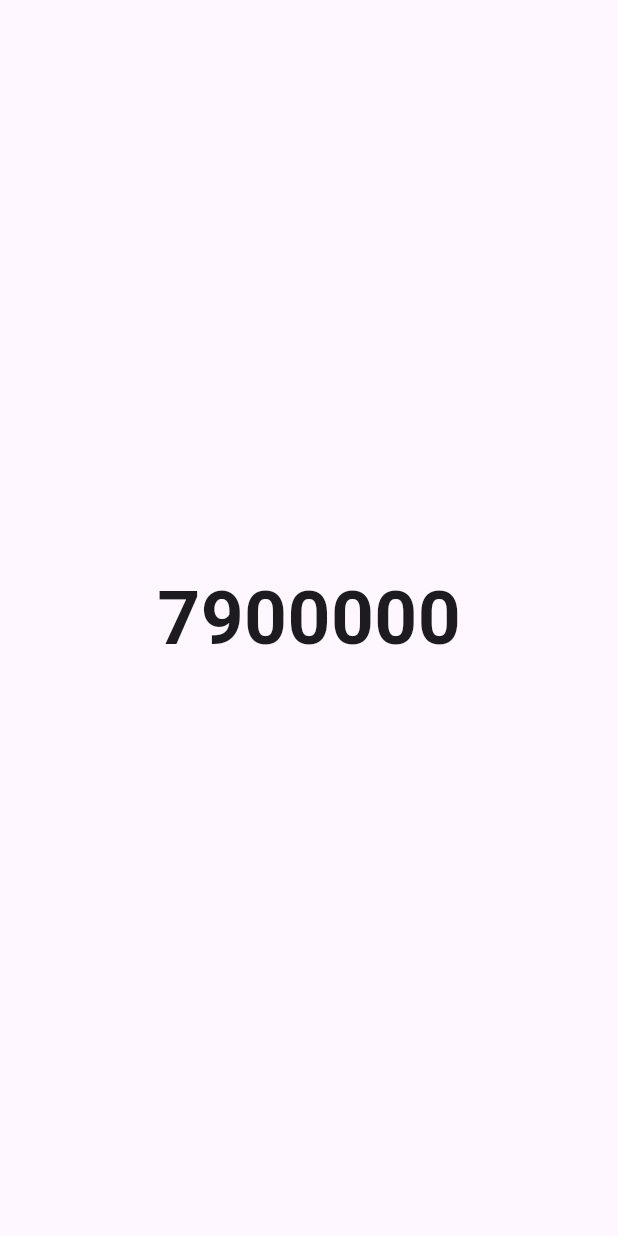
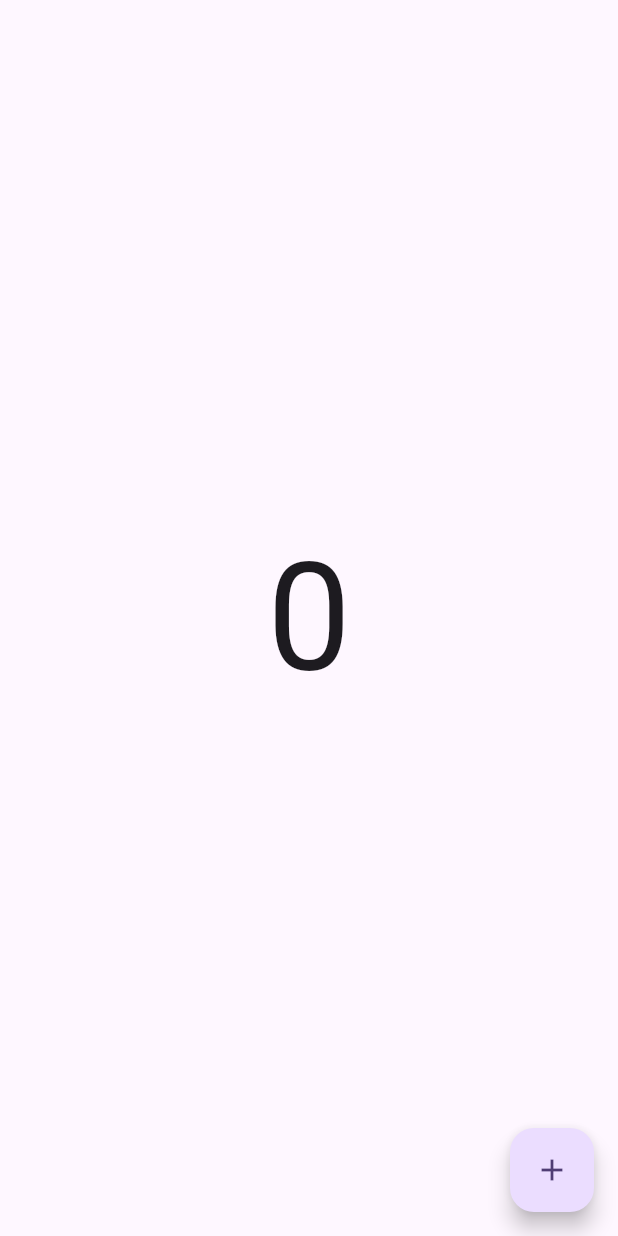
Before and after one commit to javed-khan-developer/flutter_provider_package, a Flutter app: the screen it shows after launch, on a phone screen of 412 x 824 dp. Run offline on Flutter 3.47's test engine with Material 2 defaults, Android fonts, the phone set to English and light mode, and no system bars.

Commit message:
count example

```diff
--- a/lib/home.dart
+++ b/lib/home.dart
@@ -13,9 +13,8 @@ class _HomeState extends State<Home> {
   int count = 0;
   @override
   void initState() {
-    // TODO: implement initState
     super.initState();
-    Timer.periodic(const Duration(microseconds: 1), (timer) {
+    Timer.periodic(const Duration(seconds: 1), (timer) {
       count++;
       print(count);
       setState(() {});
@@ -31,6 +30,13 @@ class _HomeState extends State<Home> {
           mainAxisAlignment: MainAxisAlignment.center,
           children: [
             Text(
+              "${DateTime.now().hour}:${DateTime.now().minute}:${DateTime.now().second}",
+              style: const TextStyle(
+                fontWeight: FontWeight.bold,
+                fontSize: 50,
+              ),
+            ),
+            Text(
               count.toString(),
               style: const TextStyle(
                 fontWeight: FontWeight.bold,
--- a/lib/main.dart
+++ b/lib/main.dart
@@ -1,6 +1,8 @@
 import 'package:flutter/material.dart';
+import 'package:provider/provider.dart';
 
-import 'home.dart';
+import 'provider/count_provider.dart';
+import 'screens/count.dart';
 
 void main() {
   runApp(const MyApp());
@@ -11,13 +13,16 @@ class MyApp extends StatelessWidget {
 
   @override
   Widget build(BuildContext context) {
-    return MaterialApp(
-      title: 'Flutter Demo',
-      theme: ThemeData(
-        colorScheme: ColorScheme.fromSeed(seedColor: Colors.deepPurple),
-        useMaterial3: true,
+    return ChangeNotifierProvider(
+      create: (_) => CounterProvider(),
+      child: MaterialApp(
+        title: 'Flutter Demo',
+        theme: ThemeData(
+          colorScheme: ColorScheme.fromSeed(seedColor: Colors.deepPurple),
+          useMaterial3: true,
+        ),
+        home: const Count(),
       ),
-      home: Home(),
     );
   }
 }
--- /dev/null
+++ b/lib/provider/count_provider.dart
@@ -0,0 +1,10 @@
+import 'package:flutter/foundation.dart';
+
+class CounterProvider with ChangeNotifier {
+  int _count = 0;
+  int get count => _count;
+  void setCount() {
+    _count++;
+    notifyListeners();
+  }
+}
--- /dev/null
+++ b/lib/screens/count.dart
@@ -0,0 +1,45 @@
+import 'package:flutter/material.dart';
+import 'package:provider/provider.dart';
+
+import '../provider/count_provider.dart';
+
+class Count extends StatefulWidget {
+  const Count({super.key});
+
+  @override
+  State<Count> createState() => _CountState();
+}
+
+class _CountState extends State<Count> {
+  @override
+  Widget build(BuildContext context) {
+    final provider = Provider.of<CounterProvider>(context, listen: false);
+    print('build');
+    return Scaffold(
+      body: Center(
+        child: Column(
+          mainAxisAlignment: MainAxisAlignment.center,
+          children: [
+            Consumer<CounterProvider>(
+              builder: (context, value, child) {
+                print('only this widget build');
+                return Text(
+                  value.count.toString(),
+                  style: const TextStyle(
+                    fontSize: 100,
+                  ),
+                );
+              },
+            )
+          ],
+        ),
+      ),
+      floatingActionButton: FloatingActionButton(
+        onPressed: () {
+          provider.setCount();
+        },
+        child: const Icon(Icons.add),
+      ),
+    );
+  }
+}
--- a/pubspec.yaml
+++ b/pubspec.yaml
@@ -35,6 +35,7 @@ dependencies:
   # The following adds the Cupertino Icons font to your application.
   # Use with the CupertinoIcons class for iOS style icons.
   cupertino_icons: ^1.0.2
+  provider: ^6.0.5
 
 dev_dependencies:
   flutter_test:
```
Also changed, not shown: pubspec.lock.
